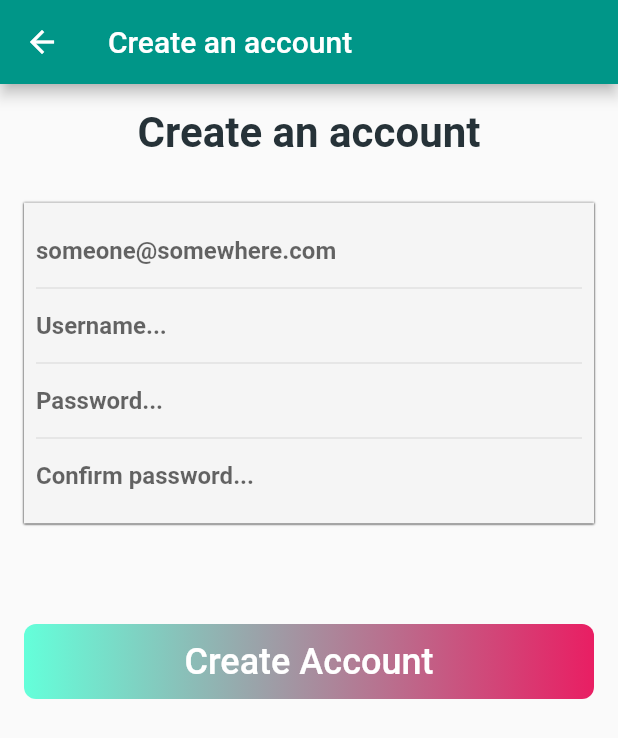
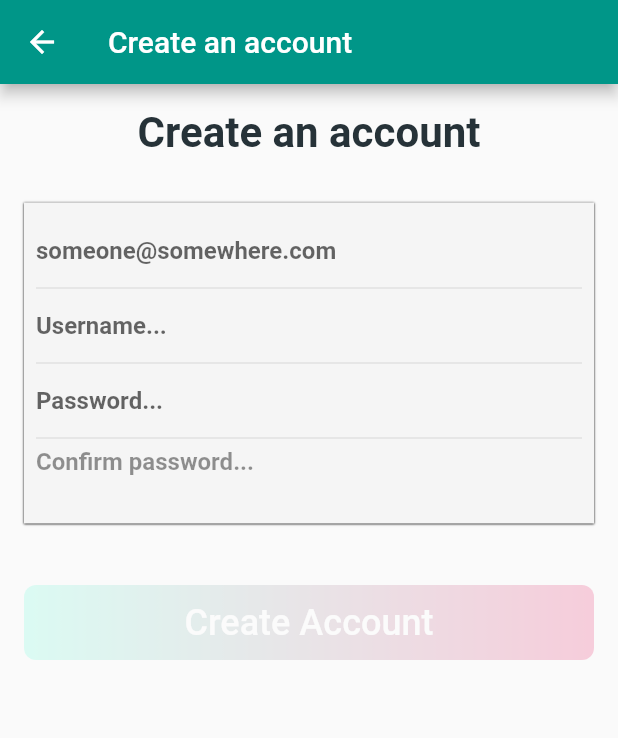
Before and after one commit to SlothfulAlfred/quiz_app, a Flutter app: the screen it shows after launch, after a tap on "Login", after a tap on "Create an account", on a phone screen of 412 x 824 dp. Shown: the top 738 px of the screen. Run offline on Flutter 3.47's test engine with Material 2 defaults, Android fonts, the light colour scheme and no system bars; our stand-ins replace cloud_firestore, firebase_auth, firebase_core, firebase_storage, get_it; accounts and stored records are empty.

Commit message:
Add animations to RegistrationView

```diff
--- a/lib/ui/views/registration_view.dart
+++ b/lib/ui/views/registration_view.dart
@@ -1,6 +1,7 @@
 import 'package:flutter/material.dart';
 import 'package:quiz_app/core/viewModels/registration_view_model.dart';
 import 'package:quiz_app/core/viewstate_enum.dart';
+import 'package:quiz_app/ui/animations/fade_in.dart';
 import 'package:quiz_app/ui/shared/base_view.dart';
 import 'package:quiz_app/ui/shared/ui_helper.dart';
 import 'package:quiz_app/ui/widgets/gradient_button.dart';
@@ -13,7 +14,8 @@ class RegistrationView extends StatefulWidget {
   _RegistrationViewState createState() => _RegistrationViewState();
 }
 
-class _RegistrationViewState extends State<RegistrationView> {
+class _RegistrationViewState extends State<RegistrationView>
+    with SingleTickerProviderStateMixin {
   // [TextField] controllers and focuses.
   final TextEditingController _emailController = TextEditingController();
   final TextEditingController _usernameController = TextEditingController();
@@ -25,6 +27,10 @@ class _RegistrationViewState extends State<RegistrationView> {
   final FocusNode _passwordFocus = FocusNode();
   final FocusNode _confirmPasswordFocus = FocusNode();
 
+  late final AnimationController _controller;
+  final Duration duration = const Duration(seconds: 1, milliseconds: 500);
+  final Duration length = const Duration(milliseconds: 500);
+
   @override
   void dispose() {
     _emailController.dispose();
@@ -35,7 +41,17 @@ class _RegistrationViewState extends State<RegistrationView> {
     _usernameFocus.dispose();
     _passwordFocus.dispose();
     _confirmPasswordFocus.dispose();
+    _controller.dispose();
     super.dispose();
+  }
+
+  @override
+  void initState() {
+    _controller = AnimationController(
+      vsync: this,
+      duration: duration,
+    )..forward();
+    super.initState();
   }
 
   @override
@@ -70,28 +86,52 @@ class _RegistrationViewState extends State<RegistrationView> {
                         mainAxisSize: MainAxisSize.min,
                         crossAxisAlignment: CrossAxisAlignment.center,
                         children: [
-                          InputField(
+                          FadeIn(
+                            length: length,
+                            duration: duration,
+                            controller: _controller,
+                            delay: 0,
+                            child: InputField(
                               controller: _emailController,
                               focus: _emailFocus,
                             ),
+                          ),
                           Divider(height: 2),
-                          InputField(
+                          FadeIn(
+                            length: length,
+                            duration: duration,
+                            controller: _controller,
+                            delay: 250,
+                            child: InputField(
                               controller: _usernameController,
                               focus: _usernameFocus,
                               hintText: 'Username...',
                             ),
+                          ),
                           Divider(height: 2),
-                          InputField(
+                          FadeIn(
+                            length: length,
+                            duration: duration,
+                            controller: _controller,
+                            delay: 500,
+                            child: InputField(
                               controller: _passwordController,
                               focus: _passwordFocus,
                               isPassword: true,
                             ),
+                          ),
                           Divider(height: 2),
-                          InputField(
+                          FadeIn(
+                            length: length,
+                            duration: duration,
+                            controller: _controller,
+                            delay: 750,
+                            child: InputField(
                               controller: _confirmPasswordController,
                               focus: _confirmPasswordFocus,
                               isPassword: true,
                               hintText: 'Confirm password...',
+                            ),
                           ),
                         ],
                       ),
@@ -111,7 +151,12 @@ class _RegistrationViewState extends State<RegistrationView> {
                       : Text('', style: TextStyle(fontSize: 16)),
                   VerticalSpace.small,
                   // Create Account button.
-                  GradientButton(
+                  FadeIn(
+                    length: length,
+                    duration: duration,
+                    controller: _controller,
+                    delay: 1000,
+                    child: GradientButton(
                       onPressed: () => model.createAccount(
                         email: _emailController.text,
                         username: _usernameController.text,
@@ -121,6 +166,7 @@ class _RegistrationViewState extends State<RegistrationView> {
                       child: Text(
                         'Create Account',
                         style: TextStyle(fontSize: 24),
+                      ),
                     ),
                   ),
                 ],
```
Lines whose indentation alone changed are shown as unchanged.
